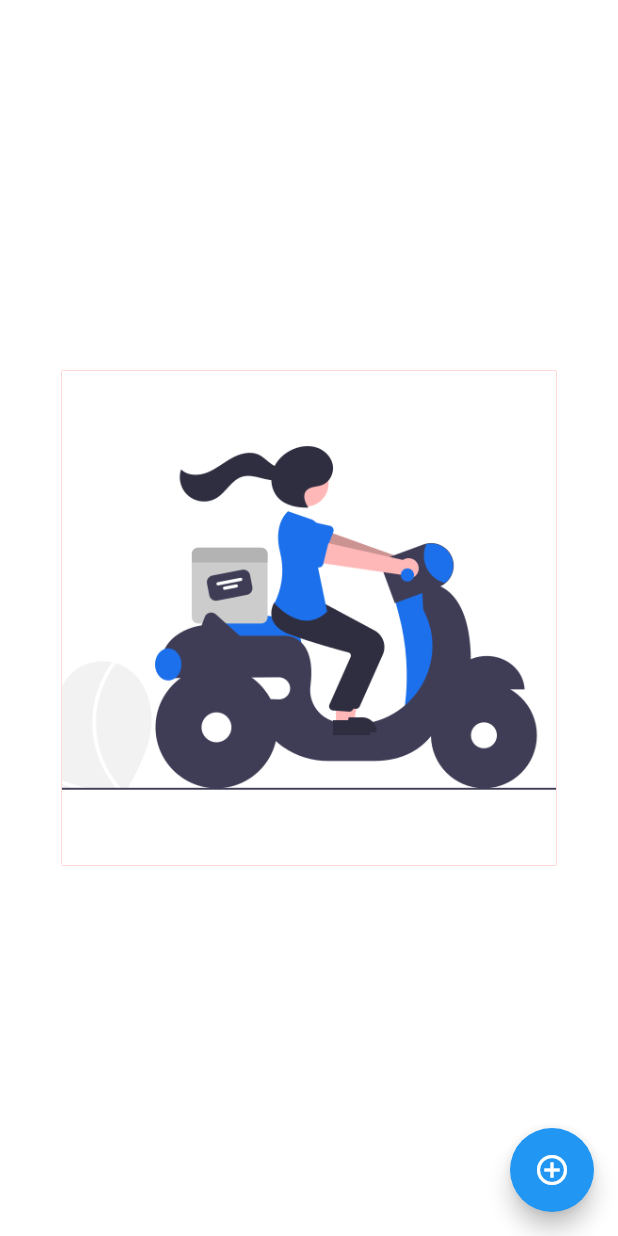
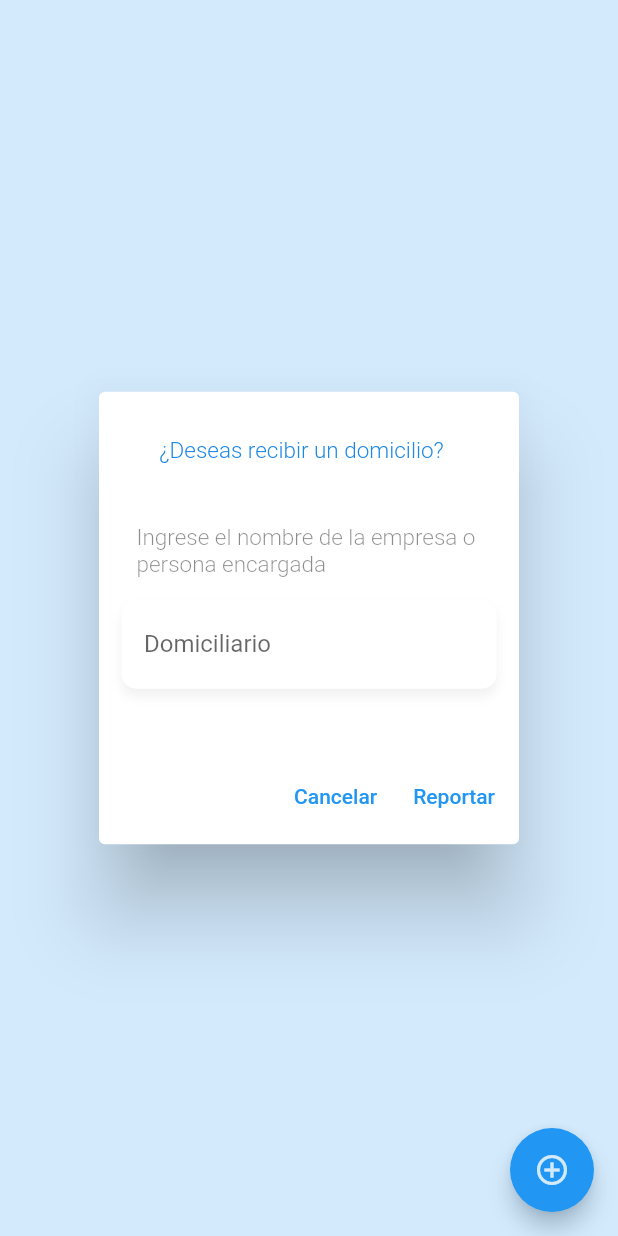
Before and after one commit to davidC1991/app_acceso_visitantes_control, a Flutter app: the DomicilioPage screen opened directly, after a tap on the "add circle outline" icon, on a phone screen of 412 x 824 dp. Run offline on Flutter 3.47's test engine with Material 2 defaults, Android fonts, the phone set to English and light mode, and no system bars; our stand-ins replace cloud_firestore, email_validator, firebase_core, fluttertoast, image_gallery_saver, lottie and 5 more; missing offline and left inert: barcode_scan2, encrypt, flutter_share_me; accounts and stored records are empty.

Commit message:
pantalla de creaccion de reportes de domicilios lista con conexion a la base de datos y visualizacion

```diff
--- a/lib/main.dart
+++ b/lib/main.dart
@@ -2,6 +2,7 @@ import 'package:acceso_residencial/preferencias/preferencias_usuarios.dart';
 import 'package:acceso_residencial/provider/animation.dart';
 import 'package:acceso_residencial/provider/crearCodigo.dart';
 import 'package:acceso_residencial/provider/getDatosUsurio.dart';
+import 'package:acceso_residencial/provider/getDomicilios.dart';
 import 'package:acceso_residencial/provider/getHistorialQr.dart';
 import 'package:acceso_residencial/provider/navegacion.dart';
 import 'package:acceso_residencial/provider/validacion.dart';
@@ -15,6 +16,7 @@ import 'package:provider/provider.dart';
 final codigos=FirebaseFirestore.instance.collection('codigos');
 final usuarios=FirebaseFirestore.instance.collection('usuarios');
 final historialQr=FirebaseFirestore.instance.collection('historialQr');
+final domicilios=FirebaseFirestore.instance.collection('domicilios');
 
 
 void main() async{
@@ -37,6 +39,7 @@ class MyApp extends StatelessWidget {
         ChangeNotifierProvider(create:(_)=>GetDatosUsuario()),
         ChangeNotifierProvider(create:(_)=>NavegacionModel()),
         ChangeNotifierProvider(create:(_)=>GetHistorialQr()),
+        ChangeNotifierProvider(create:(_)=>GetDomicilios()),
       ],
 
       child: MaterialApp(
--- /dev/null
+++ b/lib/models/domiciliosModel.dart
@@ -0,0 +1,44 @@
+import 'package:cloud_firestore/cloud_firestore.dart';
+
+DomicilioDatos domicilioFromJson(Map<String, dynamic> str) => DomicilioDatos.fromJson(str);
+
+
+
+class DomicilioDatos {
+    DomicilioDatos({
+        this.apartamento,
+        this.empresaDomicilio,
+        this.torre,
+        this.idCorreo,
+        this.tokenPrincipal,
+        this.timeStamp,
+        this.idDomicilio,
+
+
+
+    });
+
+
+    String? torre;
+    String? apartamento;
+    String? idCorreo;
+    String? tokenPrincipal;
+    Timestamp? timeStamp;
+    String? empresaDomicilio;
+    String? idDomicilio;
+
+    factory DomicilioDatos.fromJson(Map<String, dynamic> json) => DomicilioDatos(
+
+        idCorreo          :json['idCorreo'],
+        torre             :json["torre"],
+        apartamento       :json["apto"],
+        tokenPrincipal    :json['tokenPrincipal'],
+        empresaDomicilio  :json['empresaDomicilio'],
+        idDomicilio       :json['idDomicilio'],
+        timeStamp         :json['fecha'],
+
+
+
+    );
+
+    }
--- a/lib/pages/home.dart
+++ b/lib/pages/home.dart
@@ -1,5 +1,7 @@
 import 'dart:convert';
 import 'dart:io';
+import 'package:acceso_residencial/models/domiciliosModel.dart';
+import 'package:acceso_residencial/provider/getDomicilios.dart';
 import 'package:flutter/foundation.dart' show kIsWeb;
 import 'dart:typed_data';
 import 'package:acceso_residencial/helpers/alertasRapidas.dart';
@@ -41,6 +43,7 @@ class _HomePageState extends State<HomePage> with SingleTickerProviderStateMixin
   TextEditingController cantidadPersonasVisitante= TextEditingController();
   TextEditingController diasValidezVisitante= TextEditingController();
   TextEditingController zonaRecreacionalVisitante= TextEditingController();
+
   Map<String, String> dataVisitante=new Map();
   ScreenshotController screenshotController = ScreenshotController();
   List<String?> imagePaths = [];
@@ -576,7 +579,7 @@ class _HomePageState extends State<HomePage> with SingleTickerProviderStateMixin
 
 }
 
-class   AjustesPerfil extends StatelessWidget {
+class AjustesPerfil extends StatelessWidget {
   @override
   Widget build(BuildContext context) {
     Size size=MediaQuery.of(context).size;
@@ -636,18 +639,39 @@ class   AjustesPerfil extends StatelessWidget {
 
 class DomicilioPage extends StatelessWidget {
 
+  TextEditingController empresaDomicilio= TextEditingController();
 
   @override
   Widget build(BuildContext context) {
+    final datosDomicilio = Provider.of<GetDomicilios>(context);
+    final datosUsuarioAll = Provider.of<GetDatosUsuario>(context, listen: false);
     Size size=MediaQuery.of(context).size;
     return Scaffold(
       backgroundColor: Colors.white,
-      body: Container(
-        alignment: Alignment.center,
-        child: imagenDelivery(size),
+      body: datosDomicilio.loading=='buscarDatos'?ListView.builder(
+
+      shrinkWrap: true,
+      itemCount: datosDomicilio.listDomicilios.length,
+      itemBuilder: (context,i){
+        //print(datosDomicilio.listDomicilios);
+         return deliveryHistorial(datosDomicilio.listDomicilios[i],i,datosUsuarioAll,datosDomicilio);
+      })
+      :datosDomicilio.loading=='cargando'?Center(child: CircularProgressIndicator())
+      :Column(
+        mainAxisAlignment: MainAxisAlignment.center,
+        crossAxisAlignment: CrossAxisAlignment.center,
+        children: [
+          imagenDelivery(size),
+          Center(child: Text('No hay datos para mostrar')),
+        ],
       ),
       floatingActionButton: FloatingActionButton(
-        onPressed:(){},
+        onPressed:(){
+          print('ingresó a domicilio');
+          ingresarDatosDomicilio(size,context,datosDomicilio);
+          //datosDomicilio.setLoading='cargando';
+
+        },
         child: Icon(Icons.add_circle_outline_outlined),
       ),
 
@@ -667,25 +691,103 @@ class DomicilioPage extends StatelessWidget {
              );
    }
 
-    Widget deliveryHistorial(HistorialQr listQr, int i) {
+    Widget deliveryHistorial(DomicilioDatos listDomicilios, int i, final datosUsuarioAll,final datosDomicilio) {
       return Column(
         children: [
           ListTile(
-            title: Text('Usuario: '+listQr.nombreAcceso! + ' ' + listQr.apellidosAcceso!),
+            title: Text('Domicilio en espera: '+listDomicilios.empresaDomicilio!),
             subtitle: Column(
               mainAxisAlignment: MainAxisAlignment.start,
               crossAxisAlignment: CrossAxisAlignment.start,
               children: [
-                Text('Domicilio'),
+                Text('Fecha: '+  listDomicilios.timeStamp!.toDate().toString()),
 
               ],
             ),
-            //trailing:
+            trailing: TextButton(
+              onPressed: (){
+                print('---');
+                print(listDomicilios.idDomicilio);
+                domicilios.doc(datosUsuarioAll.datosCompletosUsuario!.tokenPrincipal)
+                .collection(datosUsuarioAll.datosCompletosUsuario!.idCorreo as String)
+                .doc(listDomicilios.idDomicilio).delete();
+
+                datosDomicilio.setLoading='cargando';
+                datosDomicilio.getDomiciliosActivos(datosUsuarioAll.datosCompletosUsuario!.tokenPrincipal as String, datosUsuarioAll.datosCompletosUsuario!.idCorreo as String);
+
+              },
+              child: Text('Cancelar'),
+            )
+
           ),
           Divider()
         ],
       );
     }
+
+  Widget titulo(String texto, double size, Color? color, EdgeInsetsGeometry padding) {
+    return Padding(
+      padding: padding,
+      child: Text(
+        texto,
+        style: TextStyle(color: color, fontSize: size, fontWeight: FontWeight.w300),
+      ),
+    );
+   }
+
+   ingresarDatosDomicilio(Size size,BuildContext context, final datosDomicilio){
+     final datosUsuarioAll = Provider.of<GetDatosUsuario>(context, listen: false);
+
+      showDialog(
+        barrierColor: Colors.blue.withOpacity(0.2),
+        context: context,
+        builder: (_)=> AlertDialog(
+                  contentPadding: EdgeInsets.symmetric(horizontal: 5.0,vertical: 5),
+                  titlePadding: EdgeInsets.symmetric(horizontal: 10.0,vertical: 10),
+                  title: Center(child: titulo('¿Deseas recibir un domicilio?',15.0, Colors.blue[600],EdgeInsets.only(left: 0,bottom: 5,right: 10,top: 20))),
+                  content: Container(
+                              width: size.width*0.4,
+                              height: size.height*0.2,
+                              //color: Colors.red,
+                              child:   Column(
+                                children: [
+                                  titulo('Ingrese el nombre de la empresa o persona encargada',15.0,Colors.black45,EdgeInsets.only(left: 20,bottom: 15,right: 10,top: 20)),
+                                  CustomInput(icon:Icons.person,placeholder:'Domiciliario', textController:empresaDomicilio,keyboardType:TextInputType.text,isPassword: false),
+                                ],
+                              )
+                            ),
+                  actions: [
+                    TextButton(
+                      onPressed: ()=>Navigator.pop(context),
+                       child: Text('Cancelar')
+                    ),
+                    TextButton(
+                      onPressed: (){
+                         domicilios.doc(datosUsuarioAll.datosCompletosUsuario!.tokenPrincipal).collection(datosUsuarioAll.datosCompletosUsuario!.idCorreo as String).add(
+                            {
+                               'torre':datosUsuarioAll.datosCompletosUsuario!.torre,
+                               'apto' :datosUsuarioAll.datosCompletosUsuario!.apartamento,
+                               'tokenPrincipal':datosUsuarioAll.datosCompletosUsuario!.tokenPrincipal,
+                               'idCorreo':datosUsuarioAll.datosCompletosUsuario!.idCorreo,
+                               'empresaDomicilio':empresaDomicilio.text,
+                               'fecha':DateTime.now()
+                            }
+                          );
+                          empresaDomicilio.clear();
+                          datosDomicilio.setLoading='cargando';
+                          datosDomicilio.getDomiciliosActivos(datosUsuarioAll.datosCompletosUsuario!.tokenPrincipal as String, datosUsuarioAll.datosCompletosUsuario!.idCorreo as String);
+
+                          Navigator.pop(context);
+                      },
+                       child: Text('Reportar')
+                    ),
+
+                  ],
+                )
+        );
+    }
+
+
 }
 class Navegacion extends StatelessWidget {
 
@@ -695,6 +797,7 @@ class Navegacion extends StatelessWidget {
     final datosUsuarioAll = Provider.of<GetDatosUsuario>(context, listen: false);
     final navegacionModel = Provider.of<NavegacionModel>(context);
     final historialQr = Provider.of<GetHistorialQr>(context);
+    final datosDomicilio = Provider.of<GetDomicilios>(context, listen: false);
 
     return BottomNavigationBar(
       currentIndex: navegacionModel.paginaActual,
@@ -709,6 +812,10 @@ class Navegacion extends StatelessWidget {
         }else if(i==0){
           navegacionModel.setTituloPantalla('Generar codigo de acceso');
         }else if(i==3){
+          //datosDomicilio.
+          datosDomicilio.setLoading='cargando';
+          datosDomicilio.getDomiciliosActivos(datosUsuarioAll.datosCompletosUsuario!.tokenPrincipal as String, datosUsuarioAll.datosCompletosUsuario!.idCorreo as String);
+
           navegacionModel.setTituloPantalla('Generar codigo para domicilio');
         }else{
           navegacionModel.setTituloPantalla('Datos de perfil');
--- /dev/null
+++ b/lib/provider/getDomicilios.dart
@@ -0,0 +1,57 @@
+
+
+import 'package:acceso_residencial/main.dart';
+import 'package:flutter/foundation.dart';
+import 'package:acceso_residencial/models/domiciliosModel.dart';
+
+class GetDomicilios with ChangeNotifier{
+
+  List<DomicilioDatos> _listDomicilios=[];
+  DomicilioDatos? domicilio;
+  String _loading='buscarDatos';
+
+  List<DomicilioDatos>  get listDomicilios => this._listDomicilios;
+  String get loading=>this._loading;
+
+
+
+   set setLoading(String sx){
+    this._loading=sx;
+    notifyListeners();
+  }
+
+  getDomiciliosActivos(String codigoPrincipal,String codigoCorreo)async{
+      Map<String,dynamic> dicc_={};
+      //print(codigoPrincipal);
+
+      try {
+         //this._loading='cargando';
+         //notifyListeners();
+         this._listDomicilios.clear();
+         await domicilios.doc(codigoPrincipal).collection(codigoCorreo).orderBy('fecha',descending: false).get().then((value) {
+         print('----------------------------------------------------------------');
+         print('datos domicilios: ${value.docs[0].id}');
+
+        // if (value.docs!=[]){
+         value.docs.forEach((element) {
+           dicc_=element.data();
+           dicc_['idDomicilio']=element.id;
+           this.domicilio=domicilioFromJson(dicc_);
+           this._listDomicilios.add(domicilio!);
+
+          });
+          this._loading='buscarDatos';
+          notifyListeners();
+
+      });
+
+      } catch (e) {
+        print('no hay datos');
+        this._loading='no hay datos';
+        notifyListeners();
+      }
+
+
+  }
+
+}
```
